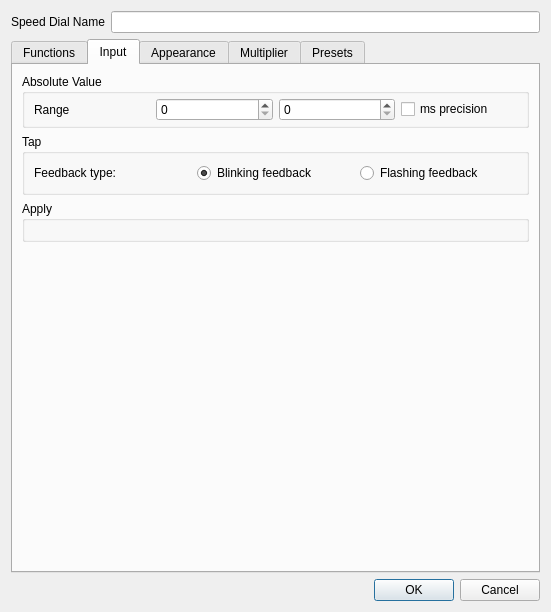
First picture: the form in ui/src/virtualconsole/vcspeeddialproperties.ui, repository mcallegari/qlcplus, before the edit.
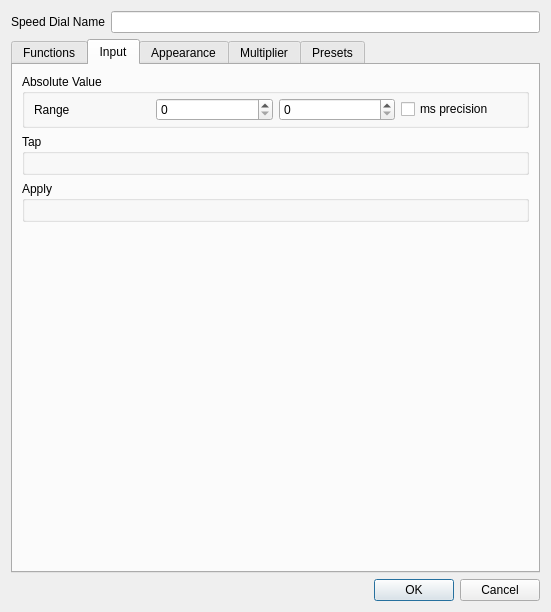
Second picture: the form after the edit. The open tabs and pages were chosen to show the change. Icons and pictures are not drawn. Custom widgets are drawn as their Qt base class.

Commit message: VC/Speeddial: Removed tap feedback type option in properties

Diff of the .ui file:
```diff
--- a/ui/src/virtualconsole/vcspeeddialproperties.ui
+++ b/ui/src/virtualconsole/vcspeeddialproperties.ui
@@ -231,43 +231,9 @@
          <property name="title">
           <string>Tap</string>
          </property>
-         <layout class="QHBoxLayout" name="m_tapLayout">
-          <item>
-           <widget class="QLabel" name="m_tapFeedbackTypeLabel">
-            <property name="text">
-             <string>Feedback type:</string>
-            </property>
-            <property name="wordWrap">
-             <bool>false</bool>
-            </property>
-           </widget>
-          </item>
-          <item>
-           <widget class="QRadioButton" name="m_tapBlinkFeedback">
-            <property name="text">
-             <string>Blinking feedback</string>
-            </property>
-            <property name="checked">
-             <bool>true</bool>
-            </property>
-           </widget>
-          </item>
-          <item>
-           <widget class="QRadioButton" name="m_tapFlashFeedback">
-            <property name="text">
-             <string>Flashing feedback</string>
-            </property>
-            <property name="checked">
-             <bool>false</bool>
-            </property>
-           </widget>
-          </item>
-         </layout>
+         <layout class="QHBoxLayout" name="m_tapInputLayout"/>
         </widget>
        </item>
-       <item>
-        <layout class="QHBoxLayout" name="m_tapInputLayout"/>
-       </item>
        <item>
         <widget class="QGroupBox" name="groupBox_4">
          <property name="title">
```
Left out of the diff: 20 changed lines with no effect on the pictures.
